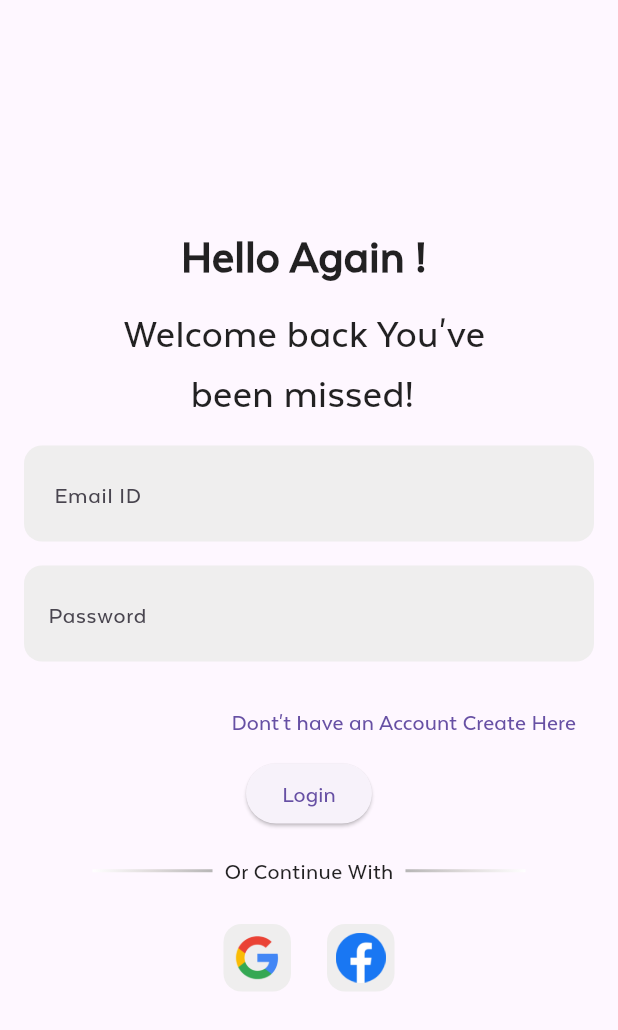
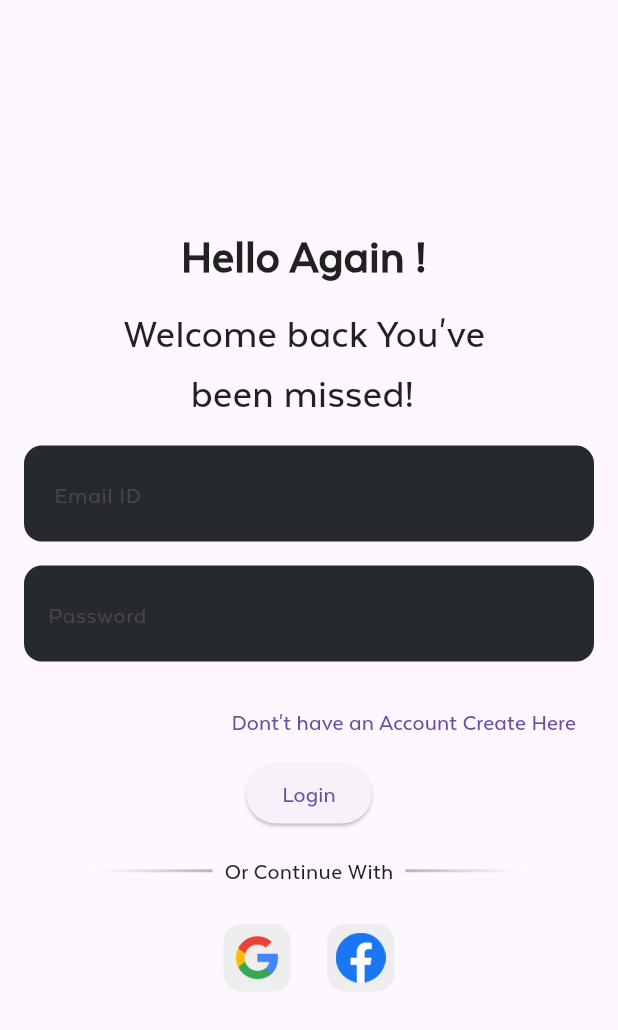
Before and after one commit to yashin4112/bynry-flutter-task, a Flutter app: the screen it shows after launch, after a tap on "Already have an Account Login Here", on a phone screen of 412 x 824 dp. Shown: the top 1030 px of the screen. Run offline on Flutter 3.47's test engine with Material 3 defaults, Android fonts, the phone set to English and light mode, and no system bars; our stand-ins replace dio, flutter_riverpod, flutter_svg, fluttertoast, hive_flutter, settings_ui; accounts and stored records are empty.

Commit message:
theme bugs fixes

```diff
--- a/lib/modules/auth/signin.dart
+++ b/lib/modules/auth/signin.dart
@@ -62,10 +62,9 @@ class _SignInViewState extends ConsumerState<SignInView> {
                       decoration: BoxDecoration(
                         // boxShadow: boxShadow(),
                         // color: const Color.fromARGB(255, 38, 42, 47),
-                        color: ref.watch(themesProvider) == ThemeMode.dark
-                            ? const Color.fromARGB(255, 38, 42, 47)
-                            : const Color(0xFFEFEEEE),
-
+                        color: ref.watch(themesProvider) == ThemeMode.light
+                            ? const Color(0xFFEFEEEE)
+                            : const Color.fromARGB(255, 38, 42, 47),
                         borderRadius: BorderRadius.circular(12.0),
                       ),
                       child: TextFormField(
@@ -92,8 +91,7 @@ class _SignInViewState extends ConsumerState<SignInView> {
                       padding: const EdgeInsets.all(8.0),
                       decoration: BoxDecoration(
                         color: ref.watch(themesProvider) == ThemeMode.dark
-                            ? const Color.fromARGB(255, 38, 42, 47)
-                            : const Color(0xFFEFEEEE),
+                            ? const Color(0xFFEFEEEE) : const Color.fromARGB(255, 38, 42, 47),
                         borderRadius: BorderRadius.circular(12.0),
                       ),
                       child: TextFormField(
--- a/lib/modules/auth/signup.dart
+++ b/lib/modules/auth/signup.dart
@@ -73,7 +73,7 @@ class _SignUpViewState extends ConsumerState<SignUpView> {
                       decoration: BoxDecoration(
                         // boxShadow: boxShadow(),
                         // color: const Color.fromARGB(255, 38, 42, 47),
-                        color: ref.watch(themesProvider) == ThemeMode.dark ? const Color.fromARGB(255, 38, 42, 47) : const Color(0xFFEFEEEE),
+                        color: ref.watch(themesProvider) == ThemeMode.light ? const Color(0xFFEFEEEE) : const Color.fromARGB(255, 38, 42, 47),
 
                         borderRadius: BorderRadius.circular(12.0),
                       ),
@@ -101,7 +101,7 @@ class _SignUpViewState extends ConsumerState<SignUpView> {
                     Container(
                       padding: const EdgeInsets.all(8.0),
                       decoration: BoxDecoration(
-                        color: ref.watch(themesProvider) == ThemeMode.dark ? const Color.fromARGB(255, 38, 42, 47) : const Color(0xFFEFEEEE),
+                        color: ref.watch(themesProvider) == ThemeMode.light ? const Color(0xFFEFEEEE) : const Color.fromARGB(255, 38, 42, 47),
                         borderRadius: BorderRadius.circular(12.0),
                       ),
                       child: TextFormField(
@@ -127,7 +127,7 @@ class _SignUpViewState extends ConsumerState<SignUpView> {
                     Container(
                       padding: const EdgeInsets.all(8.0),
                       decoration: BoxDecoration(
-                        color: ref.watch(themesProvider) == ThemeMode.dark ? const Color.fromARGB(255, 38, 42, 47) : const Color(0xFFEFEEEE),
+                        color: ref.watch(themesProvider) == ThemeMode.light ? const Color(0xFFEFEEEE) : const Color.fromARGB(255, 38, 42, 47),
                         borderRadius: BorderRadius.circular(12.0),
                       ),
                       child: TextFormField(
@@ -156,7 +156,7 @@ class _SignUpViewState extends ConsumerState<SignUpView> {
                         padding: const EdgeInsets.all(8.0),
                         decoration: BoxDecoration(
                           // boxShadow: boxShadow(),
-                          color: ref.watch(themesProvider) == ThemeMode.dark ? const Color.fromARGB(255, 38, 42, 47) : const Color(0xFFEFEEEE),
+                          color: ref.watch(themesProvider) == ThemeMode.light ? const Color(0xFFEFEEEE) : const Color.fromARGB(255, 38, 42, 47),
                           borderRadius: BorderRadius.circular(12.0),
                         ),
                         child: TextFormField(
@@ -270,7 +270,7 @@ class _SignUpViewState extends ConsumerState<SignUpView> {
                             // color: const Color.fromARGB(
                             //     255, 44, 48, 53),
                             ////: const Color(0xFFEFEEEE),
-                            color: ref.watch(themesProvider) == ThemeMode.dark ? const Color.fromARGB(255, 38, 42, 47) : const Color(0xFFEFEEEE),
+                            color: ref.watch(themesProvider) == ThemeMode.light ? const Color(0xFFEFEEEE) : const Color.fromARGB(255, 38, 42, 47),
 
                             borderRadius: BorderRadius.circular(12.0),
                           ),
@@ -286,7 +286,7 @@ class _SignUpViewState extends ConsumerState<SignUpView> {
                           decoration: BoxDecoration(
                             // color: const Color.fromARGB(
                             //     255, 44, 48, 53), // : const Color(0xFFEFEEEE),
-                            color: ref.watch(themesProvider) == ThemeMode.dark ? const Color.fromARGB(255, 38, 42, 47) : const Color(0xFFEFEEEE),
+                            color: ref.watch(themesProvider) == ThemeMode.light ? const Color(0xFFEFEEEE) : const Color.fromARGB(255, 38, 42, 47),
 
                             borderRadius: BorderRadius.circular(12.0),
                           ),
```
